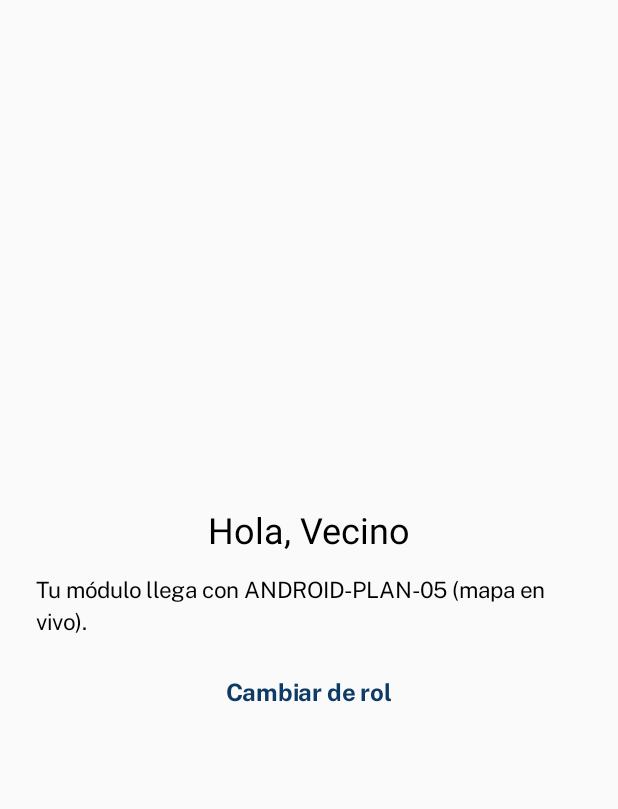
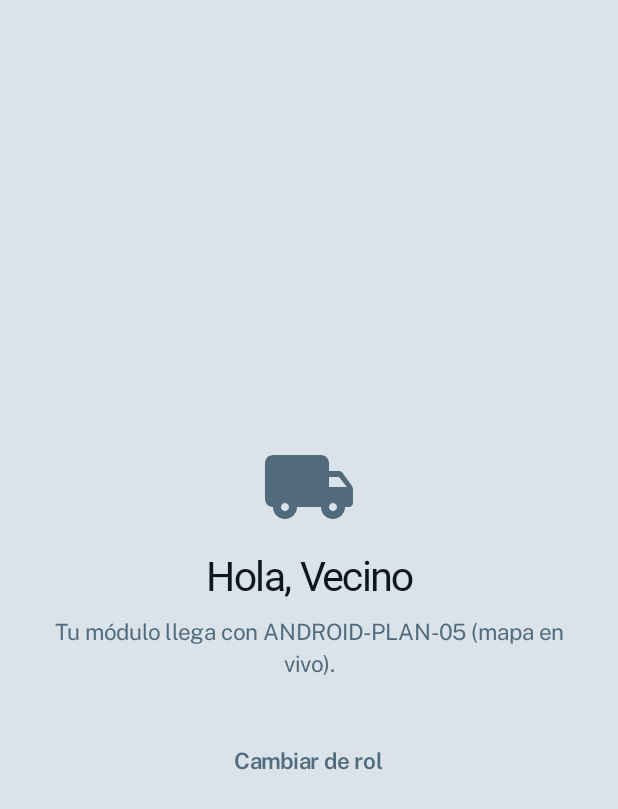
Before and after one commit to ihackurass/EnRutaTuAgua-App, an Android app built with Jetpack Compose: the screen it shows after launch (MainActivity), after a tap on "Vecino", on a phone screen of 412 x 824 dp. Shown: the top 809 px of the screen. Run offline under Robolectric (Android 15) with nearby library versions, the phone set to English and light mode, and no system bars; our stand-ins replace Dagger/Hilt's generated code; Roboto replaces fonts that are not available here.

Commit message:
feat(app): rol y navegacion con tema propio
ANDROID-PLAN-07 T8: SeleccionRol y Proximamente rediseñadas (gota/cisterna,
BotonPrimario 58dp), transiciones de navegacion 420ms curva firma, fondo de
ventana por tema (values-night) sin flash al arrancar, gitignore sin duplicado
y tests de UI solo en variante debug (criterio NIA) tambien en :app.

Co-Authored-By: Claude Fable 5 <noreply@anthropic.com>

```diff
--- a/app/build.gradle.kts
+++ b/app/build.gradle.kts
@@ -36,6 +36,12 @@ android {
     }
 }
 
+// Los tests de UI (createComposeRule) dependen de ui-test-manifest (solo debug):
+// la variante release no aporta cobertura extra y se desactiva (criterio NIA).
+androidComponents {
+    beforeVariants(selector().withBuildType("release")) { it.enableUnitTest = false }
+}
+
 dependencies {
     implementation(project(":domain"))
     implementation(project(":data"))
--- a/app/src/main/java/pe/enrutatuagua/app/ui/Navegacion.kt
+++ b/app/src/main/java/pe/enrutatuagua/app/ui/Navegacion.kt
@@ -1,5 +1,10 @@
 package pe.enrutatuagua.app.ui
 
+import androidx.compose.animation.core.tween
+import androidx.compose.animation.fadeIn
+import androidx.compose.animation.fadeOut
+import androidx.compose.animation.slideInHorizontally
+import androidx.compose.animation.slideOutHorizontally
 import androidx.compose.runtime.Composable
 import androidx.hilt.navigation.compose.hiltViewModel
 import androidx.navigation.NavType
@@ -12,12 +17,26 @@ import pe.enrutatuagua.app.ui.rol.ProximamenteScreen
 import pe.enrutatuagua.app.ui.rol.SeleccionRolScreen
 import pe.enrutatuagua.app.ui.rol.SesionViewModel
 import pe.enrutatuagua.app.ui.ruta.RutaScreen
+import pe.enrutatuagua.designsystem.tokens.MovimientoAgua
 import pe.enrutatuagua.domain.modelo.Rol
 
 @Composable
 fun Navegacion() {
     val nav = rememberNavController()
-    NavHost(nav, startDestination = "rol") {
+    NavHost(
+        nav,
+        startDestination = "rol",
+        enterTransition = {
+            slideInHorizontally(tween(MovimientoAgua.Hoja, easing = MovimientoAgua.EasingSalida)) { it / 4 } +
+                fadeIn(tween(MovimientoAgua.Hoja))
+        },
+        exitTransition = { fadeOut(tween(MovimientoAgua.Perilla)) },
+        popEnterTransition = { fadeIn(tween(MovimientoAgua.Hoja)) },
+        popExitTransition = {
+            slideOutHorizontally(tween(MovimientoAgua.Hoja, easing = MovimientoAgua.EasingSalida)) { it / 4 } +
+                fadeOut(tween(MovimientoAgua.Hoja))
+        },
+    ) {
         composable("rol") {
             val vm: SesionViewModel = hiltViewModel()
             SeleccionRolScreen(onRolElegido = { rol ->
--- a/app/src/main/java/pe/enrutatuagua/app/ui/rol/ProximamenteScreen.kt
+++ b/app/src/main/java/pe/enrutatuagua/app/ui/rol/ProximamenteScreen.kt
@@ -1,27 +1,48 @@
 package pe.enrutatuagua.app.ui.rol
 
-import androidx.compose.foundation.layout.*
-import androidx.compose.material3.*
+import androidx.compose.foundation.background
+import androidx.compose.foundation.layout.Arrangement
+import androidx.compose.foundation.layout.Column
+import androidx.compose.foundation.layout.Spacer
+import androidx.compose.foundation.layout.fillMaxSize
+import androidx.compose.foundation.layout.fillMaxWidth
+import androidx.compose.foundation.layout.height
+import androidx.compose.foundation.layout.padding
+import androidx.compose.foundation.layout.size
+import androidx.compose.material.icons.Icons
+import androidx.compose.material.icons.rounded.LocalShipping
+import androidx.compose.material3.Icon
+import androidx.compose.material3.Text
 import androidx.compose.runtime.Composable
 import androidx.compose.ui.Alignment
 import androidx.compose.ui.Modifier
+import androidx.compose.ui.text.style.TextAlign
 import androidx.compose.ui.unit.dp
+import pe.enrutatuagua.designsystem.component.BotonSecundario
+import pe.enrutatuagua.designsystem.tokens.EstilosAgua
+import pe.enrutatuagua.designsystem.tokens.LocalPaletaAgua
 import pe.enrutatuagua.domain.modelo.Rol
 
 @Composable
 fun ProximamenteScreen(rol: Rol, onVolver: () -> Unit) {
+    val paleta = LocalPaletaAgua.current
     val plan = when (rol) {
         Rol.VECINO -> "ANDROID-PLAN-05 (mapa en vivo)"
         Rol.PRESIDENTE -> "ANDROID-PLAN-06 (pedidos y validación)"
         else -> "un plan futuro"
     }
     Column(
-        Modifier.fillMaxSize().padding(24.dp),
+        Modifier.fillMaxSize().background(paleta.fondo).padding(24.dp),
         verticalArrangement = Arrangement.spacedBy(12.dp, Alignment.CenterVertically),
         horizontalAlignment = Alignment.CenterHorizontally,
     ) {
-        Text("Hola, ${rol.etiqueta}", style = MaterialTheme.typography.headlineSmall)
-        Text("Tu módulo llega con $plan.")
-        TextButton(onClick = onVolver) { Text("Cambiar de rol") }
+        Icon(Icons.Rounded.LocalShipping, contentDescription = null,
+            tint = paleta.texto2, modifier = Modifier.size(64.dp))
+        Text("Hola, ${rol.etiqueta}", style = EstilosAgua.TituloParada,
+            color = paleta.texto, textAlign = TextAlign.Center)
+        Text("Tu módulo llega con $plan.", style = EstilosAgua.Cuerpo,
+            color = paleta.texto2, textAlign = TextAlign.Center)
+        Spacer(Modifier.height(8.dp))
+        BotonSecundario("Cambiar de rol", onClick = onVolver, modifier = Modifier.fillMaxWidth())
     }
 }
--- a/app/src/main/java/pe/enrutatuagua/app/ui/rol/SeleccionRolScreen.kt
+++ b/app/src/main/java/pe/enrutatuagua/app/ui/rol/SeleccionRolScreen.kt
@@ -1,26 +1,47 @@
 package pe.enrutatuagua.app.ui.rol
 
-import androidx.compose.foundation.layout.*
-import androidx.compose.material3.*
+import androidx.compose.foundation.background
+import androidx.compose.foundation.layout.Arrangement
+import androidx.compose.foundation.layout.Column
+import androidx.compose.foundation.layout.Spacer
+import androidx.compose.foundation.layout.fillMaxSize
+import androidx.compose.foundation.layout.height
+import androidx.compose.foundation.layout.padding
+import androidx.compose.foundation.layout.size
+import androidx.compose.material.icons.Icons
+import androidx.compose.material.icons.rounded.WaterDrop
+import androidx.compose.material3.Icon
+import androidx.compose.material3.Text
 import androidx.compose.runtime.Composable
 import androidx.compose.ui.Alignment
 import androidx.compose.ui.Modifier
 import androidx.compose.ui.unit.dp
+import androidx.compose.ui.unit.sp
+import pe.enrutatuagua.designsystem.component.BotonPrimario
+import pe.enrutatuagua.designsystem.component.RotuloSeccion
+import pe.enrutatuagua.designsystem.tokens.EstilosAgua
+import pe.enrutatuagua.designsystem.tokens.LocalPaletaAgua
 import pe.enrutatuagua.domain.modelo.Rol
 
 @Composable
 fun SeleccionRolScreen(onRolElegido: (Rol) -> Unit) {
+    val paleta = LocalPaletaAgua.current
     Column(
-        Modifier.fillMaxSize().padding(24.dp),
+        Modifier.fillMaxSize().background(paleta.fondo).padding(24.dp),
         verticalArrangement = Arrangement.spacedBy(12.dp, Alignment.CenterVertically),
         horizontalAlignment = Alignment.CenterHorizontally,
     ) {
-        Text("EnRutaTuAgua", style = MaterialTheme.typography.headlineLarge)
-        Text("Selector provisional (solo pruebas)", style = MaterialTheme.typography.labelMedium)
+        Icon(Icons.Rounded.WaterDrop, contentDescription = null,
+            tint = paleta.accion, modifier = Modifier.size(44.dp))
+        Text(
+            "EnRutaTuAgua",
+            style = EstilosAgua.TituloParada.copy(fontSize = 32.sp, lineHeight = 34.sp),
+            color = paleta.texto,
+        )
+        RotuloSeccion("Selector provisional (solo pruebas)")
+        Spacer(Modifier.height(10.dp))
         Rol.entries.forEach { rol ->
-            Button(onClick = { onRolElegido(rol) }, modifier = Modifier.fillMaxWidth()) {
-                Text(rol.etiqueta)
-            }
+            BotonPrimario(rol.etiqueta, onClick = { onRolElegido(rol) })
         }
     }
 }
--- /dev/null
+++ b/app/src/main/res/values-night/themes.xml
@@ -0,0 +1,7 @@
+<?xml version="1.0" encoding="utf-8"?>
+<resources>
+    <!-- Fondo de ventana = token `fondo` oscuro: sin flash claro al arrancar de noche. -->
+    <style name="Theme.EnRutaTuAgua" parent="android:Theme.Material.NoActionBar">
+        <item name="android:windowBackground">#061119</item>
+    </style>
+</resources>
--- a/app/src/main/res/values/themes.xml
+++ b/app/src/main/res/values/themes.xml
@@ -1,4 +1,7 @@
 <?xml version="1.0" encoding="utf-8"?>
 <resources>
-    <style name="Theme.EnRutaTuAgua" parent="android:Theme.Material.Light.NoActionBar" />
+    <!-- Fondo de ventana = token `fondo` claro: sin flash blanco al arrancar. -->
+    <style name="Theme.EnRutaTuAgua" parent="android:Theme.Material.Light.NoActionBar">
+        <item name="android:windowBackground">#D9E3E9</item>
+    </style>
 </resources>
--- a/designsystem/build.gradle.kts
+++ b/designsystem/build.gradle.kts
@@ -41,7 +41,7 @@ dependencies {
     implementation(platform(libs.compose.bom))
     implementation(libs.compose.ui)
     implementation(libs.compose.material3)
-    implementation(libs.compose.material.icons.extended)
+    api(libs.compose.material.icons.extended)   // el DS es dueño de la iconografía
     debugImplementation(libs.compose.ui.tooling)
 
     testImplementation(platform(libs.compose.bom))
```
Also changed, not shown: 2 other files.
